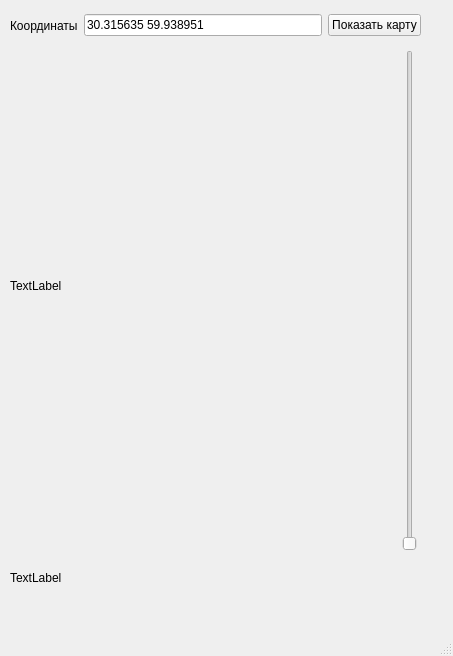
Old version of the form interface.ui in the repository kerrigan-nataly/map_3.
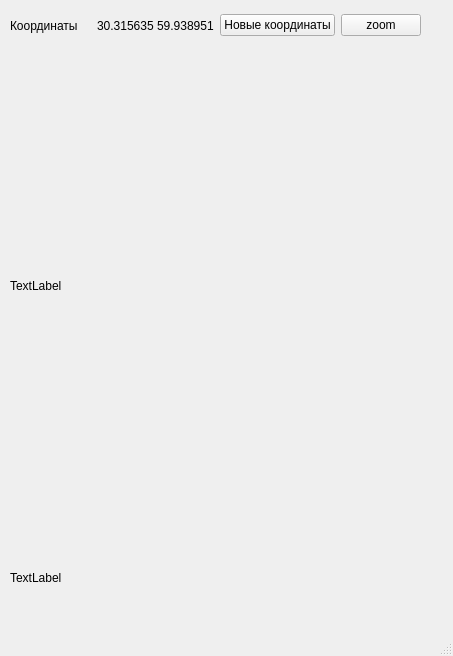
New version of the form.

Patch:
```diff
--- a/interface.ui
+++ b/interface.ui
@@ -32,7 +32,7 @@
       </widget>
      </item>
      <item>
-      <widget class="QLineEdit" name="coordinates">
+      <widget class="QLabel" name="coordinates">
        <property name="text">
         <string>30.315635 59.938951</string>
        </property>
@@ -41,7 +41,17 @@
      <item>
       <widget class="QPushButton" name="pushButton">
        <property name="text">
-        <string>Показать карту</string>
+        <string>Новые координаты</string>
+       </property>
+      </widget>
+     </item>
+     <item>
+      <widget class="QPushButton" name="zoomButton">
+       <property name="focusPolicy">
+        <enum>Qt::NoFocus</enum>
+       </property>
+       <property name="text">
+        <string>zoom</string>
        </property>
       </widget>
      </item>
@@ -60,19 +70,6 @@
      <string>TextLabel</string>
     </property>
    </widget>
-   <widget class="QSlider" name="verticalSlider">
-    <property name="geometry">
-     <rect>
-      <x>400</x>
-      <y>50</y>
-      <width>19</width>
-      <height>501</height>
-     </rect>
-    </property>
-    <property name="orientation">
-     <enum>Qt::Vertical</enum>
-    </property>
-   </widget>
    <widget class="QLabel" name="errorlabel">
     <property name="geometry">
      <rect>
```
Left out of the diff: 5 changed lines with no effect on the pictures.
